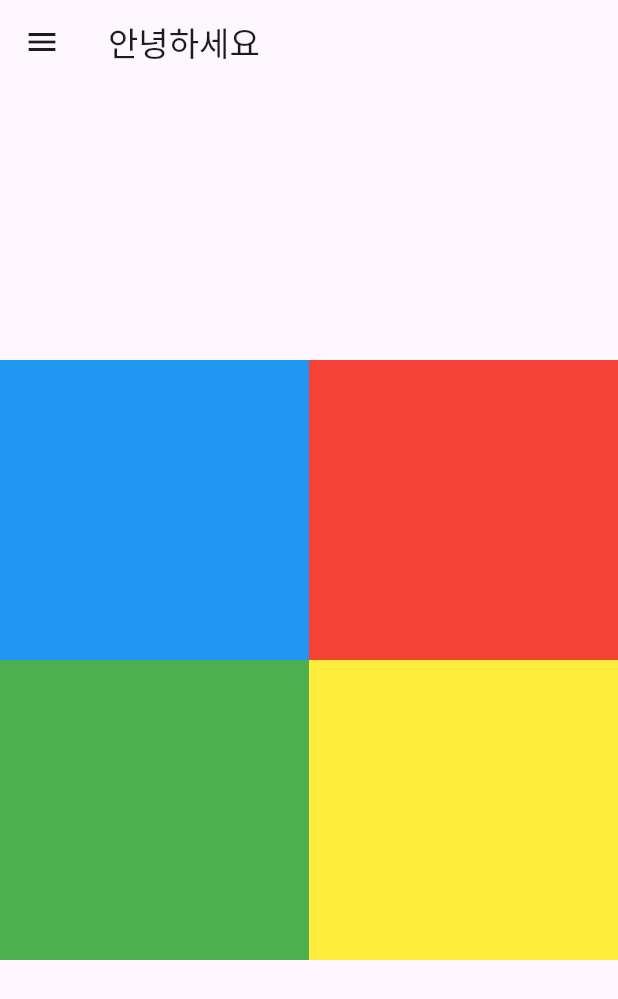
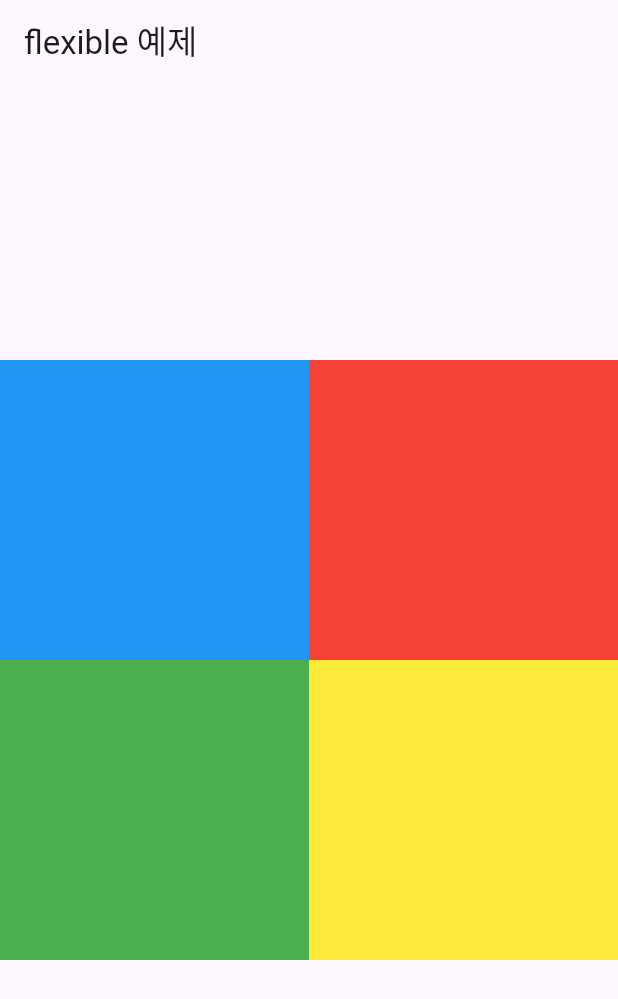
Before and after one commit to kny448600/chunjuflutter, a Flutter app: the screen it shows after launch, on a phone screen of 412 x 824 dp. Shown: the top 999 px of the screen. Run offline on Flutter 3.47's test engine with Material 3 defaults, Android fonts, the phone set to English and light mode, and no system bars.

Commit message:
no message

```diff
--- a/lib/drawer.dart
+++ b/lib/drawer.dart
@@ -40,7 +40,7 @@ class MyDrawer extends StatelessWidget {
               }
           ),
           ListTile(
-              leading: const Icon(Icons.settings),
+              leading: const Icon(Icons.info),
               title: const Text('팝업 테스트'),
               onTap: () {
                 Navigator.pushNamed(
@@ -58,7 +58,7 @@ class MyDrawer extends StatelessWidget {
               }
           ),
           ListTile(
-              leading: const Icon(Icons.settings),
+              leading: const Icon(Icons.image),
               title: const Text('Image 예제'),
               onTap: () {
                 Navigator.pushNamed(
--- a/lib/main.dart
+++ b/lib/main.dart
@@ -1,4 +1,5 @@
 import 'package:flutter/material.dart';
+import 'package:untitled/button_page.dart';
 import 'package:untitled/flex_file.dart';
 import 'package:untitled/image_page.dart';
 import 'package:untitled/popup_page.dart';
@@ -27,6 +28,7 @@ class MyApp extends StatelessWidget {
         '/popup': (context) => const PopupPage(),
         '/flex': (context) => const FlexPage(),
         '/image': (context) => const ImagePage(),
+        '/button': (context) => const ButtonPage(),
       },
     );
   }
@@ -43,12 +45,10 @@ class _MyHomePageState extends State<MyHomePage> {
   @override
   Widget build(BuildContext context) {
     return Scaffold(
-      appBar: AppBar(
-        title: const Text("안녕하세요"),
+      appBar: AppBar (
+        title: const Text('flexible 예제'),
       ),
-      drawer: const MyDrawer(),
       body: Container(
-        alignment: Alignment.center,
         child: Column(
           mainAxisAlignment: MainAxisAlignment.center,
           children: [
```
Also changed, not shown: lib/button_page.dart (added, +43 -0 lines).
